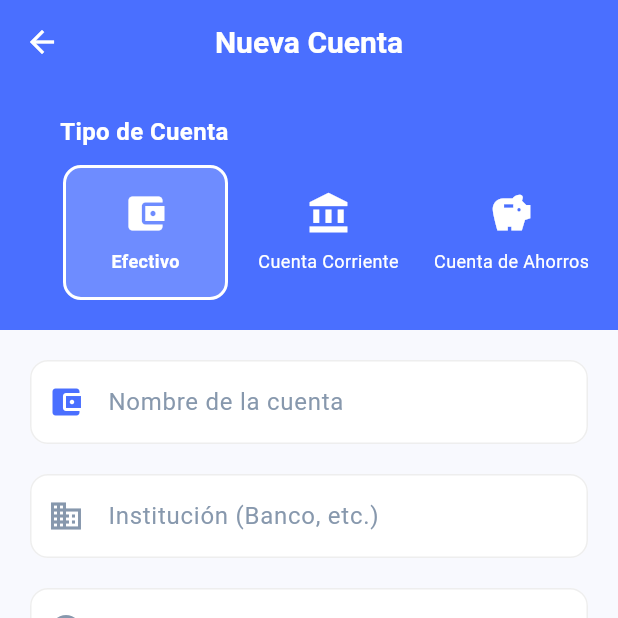
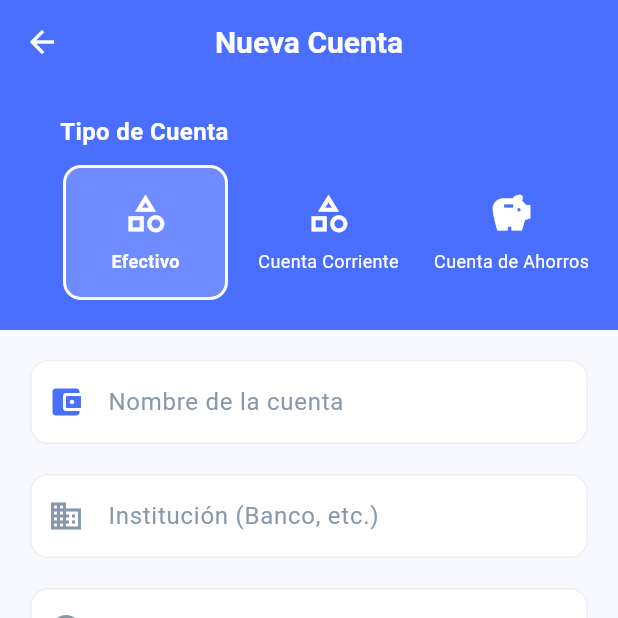
Before and after one commit to TheDanilore/chanchi-app, a Flutter app: the AddAccountScreen screen opened directly with empty values, on a phone screen of 412 x 824 dp, the top half of it. Run offline on Flutter 3.47's test engine with Material 3 defaults, Android fonts, the light colour scheme and no system bars; our stand-ins replace cloud_firestore, connectivity_plus, firebase_auth, firebase_core, firebase_messaging, firebase_storage and 7 more; missing offline and left inert: android_intent_plus; accounts and stored records are empty.

Commit message:
last update v1.7.0

```diff
--- a/lib/features/accounts/presentation/screens/add_account_screen.dart
+++ b/lib/features/accounts/presentation/screens/add_account_screen.dart
@@ -112,12 +112,15 @@ class _AddAccountScreenState extends State<AddAccountScreen> {
 
   Map<String, IconData> getAccountIcons() {
     return {
-      'account_balance_wallet': Icons.account_balance_wallet,
-      'credit_card': Icons.credit_card,
-      'savings': Icons.savings,
-      'account_balance': Icons.account_balance,
-      'attach_money': Icons.attach_money,
-      'trending_up': Icons.trending_up,
+      for (var entry in [
+        'account_balance_wallet',
+        'credit_card',
+        'savings',
+        'account_balance',
+        'attach_money',
+        'trending_up',
+      ])
+        entry: IconUtils.getIconByName(entry),
     };
   }
 
@@ -256,8 +259,7 @@ class _AddAccountScreenState extends State<AddAccountScreen> {
                               (context) => AccountTransactionsScreen(
                                 userId: widget.userId,
                                 account: widget.account!,
-                                onEditTransaction: (transaction, id) {
-                                },
+                                onEditTransaction: (transaction, id) {},
                               ),
                         ),
                       );
@@ -345,8 +347,10 @@ class _AddAccountScreenState extends State<AddAccountScreen> {
                               decoration: InputDecoration(
                                 labelText: 'Nombre de la cuenta',
                                 prefixIcon: Icon(
-                                  getAccountIcons()[_selectedIconName] ??
-                                      Icons.account_balance_wallet,
+                                  IconUtils.getIconByName(
+                                    _selectedIconName,
+                                    fallbackType: _selectedType,
+                                  ),
                                   color: getColorFromHex(_selectedColor),
                                 ),
                                 border: OutlineInputBorder(
@@ -671,7 +675,12 @@ class _AddAccountScreenState extends State<AddAccountScreen> {
                             mainAxisAlignment: MainAxisAlignment.center,
                             children: [
                               Icon(
-                                _getAccountTypeIcon(entry.key),
+                                // Use IconUtils to get the icon
+                                IconUtils.getIconByName(
+                                  entry
+                                      .key, // Use the account type or icon name
+                                  fallbackType: 'account', // Provide a fallback
+                                ),
                                 color: Colors.white,
                                 size: 30,
                               ),
@@ -698,31 +707,6 @@ class _AddAccountScreenState extends State<AddAccountScreen> {
         ],
       ),
     );
-  }
-
-  // Método auxiliar para obtener el ícono del tipo de cuenta
-    IconData _getIconData(String? iconName) {
-    return IconUtils.getIconByName(
-      iconName,
-      // You can provide a fallback type if needed
-      fallbackType: 'account',
-    );
-    }
-  IconData _getAccountTypeIcon(String accountType) {
-    switch (accountType) {
-      case 'cash':
-        return Icons.account_balance_wallet;
-      case 'checking':
-        return Icons.account_balance;
-      case 'savings':
-        return Icons.savings;
-      case 'credit_card':
-        return Icons.credit_card;
-      case 'investment':
-        return Icons.trending_up;
-      default:
-        return Icons.account_balance_wallet;
-    }
   }
 
   Widget _buildColorSelector() {
--- a/lib/features/home/data/repositories/transaction_repository.dart
+++ b/lib/features/home/data/repositories/transaction_repository.dart
@@ -1,5 +1,3 @@
-// lib/features/home/data/repositories/transaction_repository.dart
-import 'package:cloud_firestore/cloud_firestore.dart';
 import 'package:chanchi_app/features/home/domain/models/transaction.dart';
 import 'package:chanchi_app/core/utils/connectivity_helper.dart';
 import 'package:chanchi_app/features/home/data/data_sources/transaction_local_data_source.dart';
--- a/lib/features/pages/splash_screen.dart
+++ b/lib/features/pages/splash_screen.dart
@@ -21,7 +21,6 @@ class _SplashScreenState extends State<SplashScreen>
   late AnimationController _controller;
   late Animation<double> _fadeAnimation;
   late Animation<double> _scaleAnimation;
-  bool _isInitialized = false;
   String? _errorMessage;
 
   @override
@@ -109,7 +108,6 @@ class _SplashScreenState extends State<SplashScreen>
 
       if (mounted) {
         setState(() {
-          _isInitialized = true;
         });
 
         // Navegar a la siguiente pantalla
--- a/lib/main.dart
+++ b/lib/main.dart
@@ -135,7 +135,9 @@ class _MyAppState extends State<MyApp> with WidgetsBindingObserver {
 
         // Añade tus otros providers aquí, como:
         ChangeNotifierProvider(create: (_) => HomeProvider()),
-        ChangeNotifierProvider(create: (_) => ProfileProvider(FirebaseAuth.instance.currentUser!)),
+        ChangeNotifierProvider(
+          create: (_) => ProfileProvider(FirebaseAuth.instance.currentUser!),
+        ),
       ],
       child: ThemeManager(
         themeData: _themeData,
```
Also changed, not shown: lib/core/utils/icon_utils.dart (+1 -17 lines), lib/features/accounts/presentation/widgets/account_card.dart (+11 -17 lines), lib/features/profile/presentation/screens/permissions_screen.dart (+13 -49 lines).
